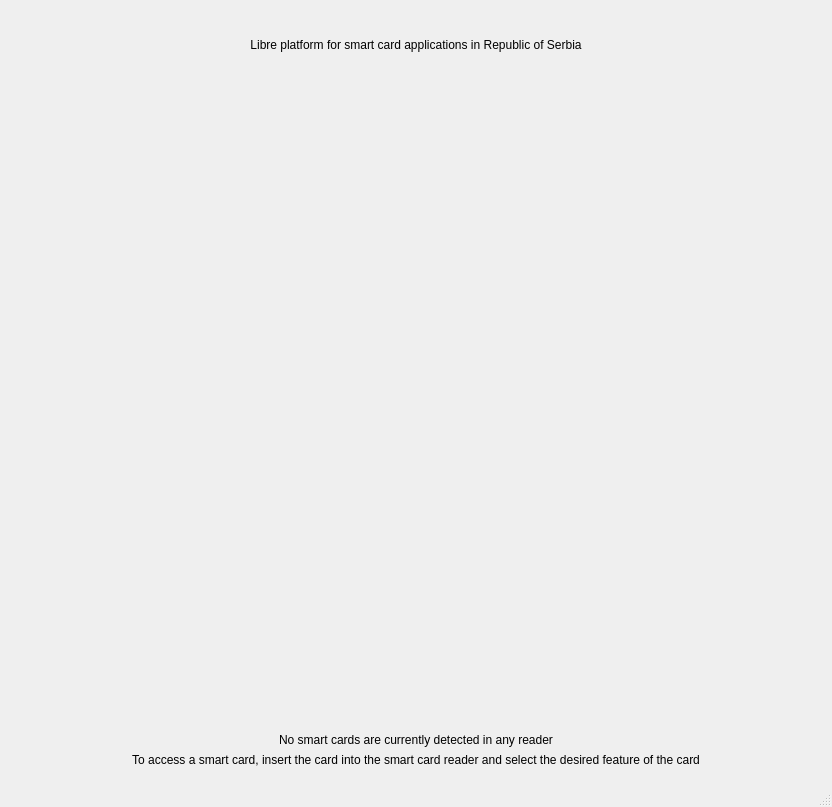
LibreSCRS/LibreCelik, file src/librecelik.ui: the form before one commit.
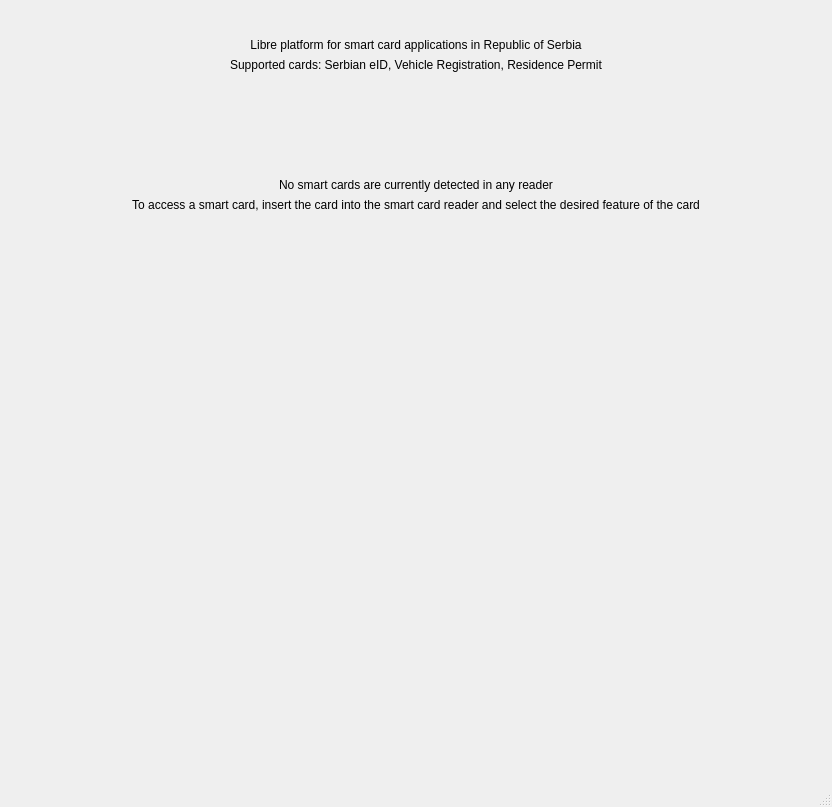
The form after the commit. The open tabs and pages were chosen to show the change. Icons and pictures are not drawn.

```diff
--- a/src/librecelik.ui
+++ b/src/librecelik.ui
@@ -48,14 +48,27 @@
            </widget>
           </item>
           <item>
-           <spacer name="verticalSpacer">
+           <widget class="QLabel" name="label_5">
+            <property name="text">
+             <string>Supported cards: Serbian eID, Vehicle Registration, Residence Permit</string>
+            </property>
+            <property name="alignment">
+             <set>Qt::AlignmentFlag::AlignCenter</set>
+            </property>
+           </widget>
+          </item>
+          <item>
+           <spacer name="verticalSpacer_2">
             <property name="orientation">
              <enum>Qt::Orientation::Vertical</enum>
             </property>
+            <property name="sizeType">
+             <enum>QSizePolicy::Policy::Preferred</enum>
+            </property>
             <property name="sizeHint" stdset="0">
              <size>
               <width>20</width>
-              <height>40</height>
+              <height>100</height>
              </size>
             </property>
            </spacer>
@@ -80,6 +93,35 @@
             </property>
            </widget>
           </item>
+          <item>
+           <spacer name="verticalSpacer">
+            <property name="orientation">
+             <enum>Qt::Orientation::Vertical</enum>
+            </property>
+            <property name="sizeHint" stdset="0">
+             <size>
+              <width>20</width>
+              <height>40</height>
+             </size>
+            </property>
+           </spacer>
+          </item>
+          <item>
+           <widget class="QLabel" name="aboutLabel">
+            <property name="text">
+             <string/>
+            </property>
+            <property name="alignment">
+             <set>Qt::AlignmentFlag::AlignCenter</set>
+            </property>
+            <property name="wordWrap">
+             <bool>true</bool>
+            </property>
+            <property name="openExternalLinks">
+             <bool>true</bool>
+            </property>
+           </widget>
+          </item>
          </layout>
         </item>
        </layout>
```
Left out of the diff: 8 changed lines with no effect on the pictures.
